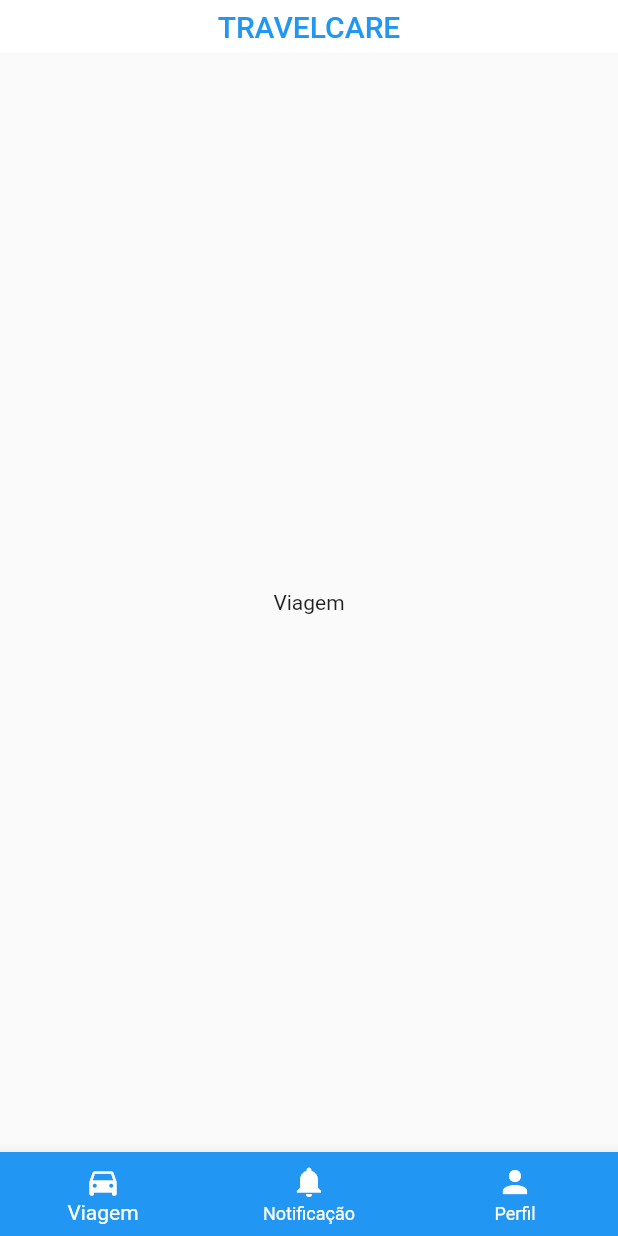
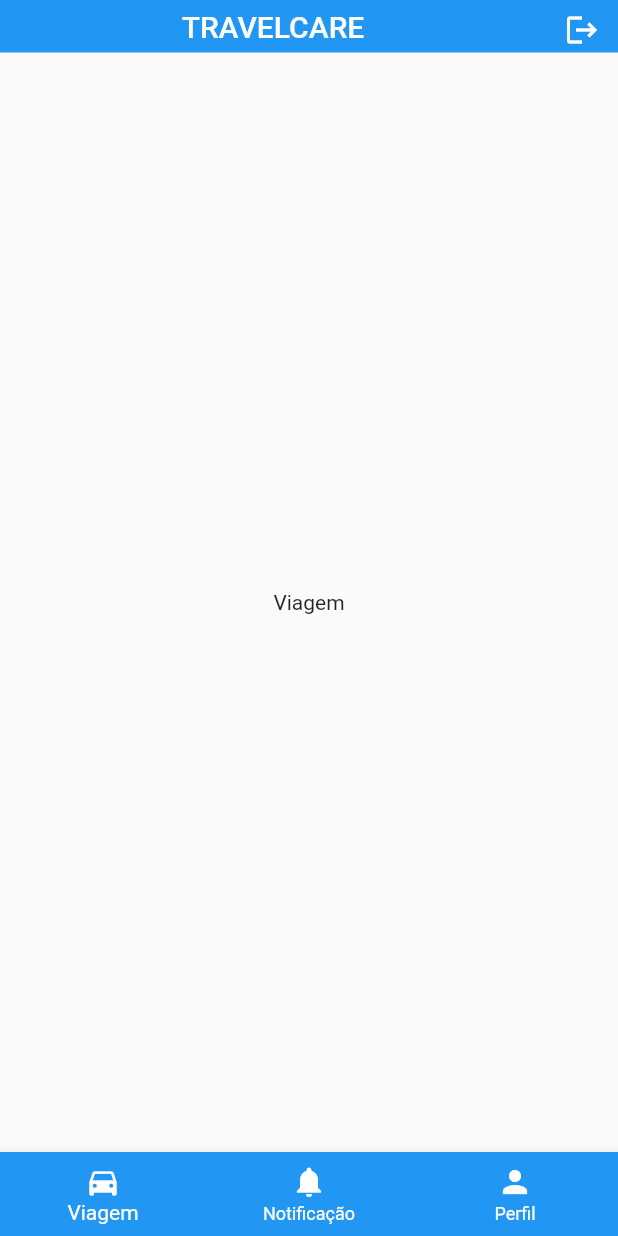
Before and after one commit to guihcm/TravelCare_front, a Flutter app: the HomePage screen opened directly, on a phone screen of 412 x 824 dp. Run offline on Flutter 3.47's test engine with Material 2 defaults, Android fonts, the phone set to English and light mode, and no system bars; our stand-ins replace parse_server_sdk_flutter.

Commit message:
Botão de logout

```diff
--- a/travel_care/lib/components/myAppBar.dart
+++ b/travel_care/lib/components/myAppBar.dart
@@ -1,4 +1,5 @@
 import 'package:flutter/material.dart';
+import 'package:travel_care/pages/login.dart';
 
 class MyAppBar extends StatelessWidget implements PreferredSizeWidget {
   final String title;
@@ -10,12 +11,25 @@ class MyAppBar extends StatelessWidget implements PreferredSizeWidget {
     return AppBar(
       centerTitle: true,
       automaticallyImplyLeading: false,
-      backgroundColor: Colors.white,
+      backgroundColor: Colors.blue,
       title: Center(
           child: Text(
         title,
-        style: const TextStyle(color: Colors.blue),
+        style: const TextStyle(color: Colors.white),
       )),
+      actions: [
+        IconButton(
+            onPressed: () {
+              Navigator.push(
+                context,
+                MaterialPageRoute(builder: (context) => const LoginPage()),
+              );
+            },
+            icon: const Icon(
+              Icons.logout,
+              color: Colors.white,
+            ))
+      ],
       elevation: 0,
     );
   }
```
Also changed, not shown: travel_care/lib/pages/cadastro.dart (+77 -9 lines).
